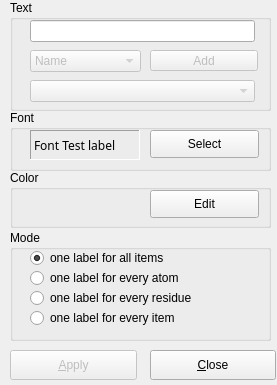
Old version of the form source/VIEW/DIALOGS/labelDialog.ui in the repository BALL-Project/ball.
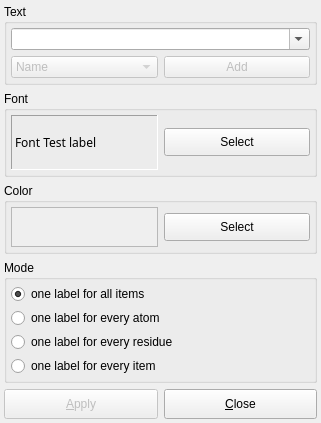
New version of the form.

```diff
--- a/source/VIEW/DIALOGS/labelDialog.ui
+++ b/source/VIEW/DIALOGS/labelDialog.ui
@@ -8,8 +8,8 @@
    <rect>
     <x>0</x>
     <y>0</y>
-    <width>277</width>
-    <height>385</height>
+    <width>321</width>
+    <height>423</height>
    </rect>
   </property>
   <property name="sizePolicy" >
@@ -38,121 +38,27 @@
   <property name="sizeGripEnabled" >
    <bool>false</bool>
   </property>
-  <widget class="QPushButton" name="apply_button_" >
-   <property name="enabled" >
-    <bool>false</bool>
+  <layout class="QGridLayout" >
+   <property name="margin" >
+    <number>4</number>
    </property>
-   <property name="geometry" >
-    <rect>
-     <x>10</x>
-     <y>350</y>
-     <width>127</width>
-     <height>30</height>
-    </rect>
+   <property name="spacing" >
+    <number>6</number>
    </property>
-   <property name="minimumSize" >
-    <size>
-     <width>0</width>
-     <height>30</height>
-    </size>
-   </property>
-   <property name="maximumSize" >
-    <size>
-     <width>32767</width>
-     <height>30</height>
-    </size>
-   </property>
-   <property name="toolTip" >
-    <string>Close window and create label</string>
-   </property>
-   <property name="text" >
-    <string>&amp;Apply</string>
-   </property>
-   <property name="shortcut" >
-    <string>Alt+A</string>
-   </property>
-   <property name="autoDefault" >
-    <bool>true</bool>
-   </property>
-   <property name="default" >
-    <bool>true</bool>
-   </property>
-  </widget>
-  <widget class="QGroupBox" name="GroupBox1_2" >
-   <property name="geometry" >
-    <rect>
-     <x>10</x>
-     <y>170</y>
-     <width>261</width>
-     <height>58</height>
-    </rect>
-   </property>
-   <property name="title" >
-    <string>Color</string>
-   </property>
-   <widget class="QPushButton" name="edit_button" >
-    <property name="geometry" >
-     <rect>
-      <x>140</x>
-      <y>20</y>
-      <width>109</width>
-      <height>28</height>
-     </rect>
-    </property>
-    <property name="minimumSize" >
-     <size>
-      <width>0</width>
-      <height>28</height>
-     </size>
-    </property>
-    <property name="toolTip" >
-     <string>Edit label color</string>
-    </property>
-    <property name="text" >
-     <string>Edit</string>
-    </property>
-   </widget>
-   <widget class="QLabel" name="color_sample_" >
-    <property name="geometry" >
-     <rect>
-      <x>20</x>
-      <y>20</y>
-      <width>110</width>
-      <height>28</height>
-     </rect>
-    </property>
-    <property name="minimumSize" >
-     <size>
-      <width>20</width>
-      <height>20</height>
-     </size>
-    </property>
-    <property name="text" >
-     <string/>
-    </property>
-   </widget>
-  </widget>
+   <item row="3" column="0" colspan="2" >
   <widget class="QGroupBox" name="mode_group" >
-   <property name="geometry" >
-    <rect>
-     <x>10</x>
-     <y>230</y>
-     <width>261</width>
-     <height>111</height>
-    </rect>
-   </property>
    <property name="title" >
     <string>Mode</string>
    </property>
+     <layout class="QGridLayout" >
+      <property name="margin" >
+       <number>4</number>
+      </property>
+      <property name="spacing" >
+       <number>4</number>
+      </property>
+      <item row="0" column="0" >
    <widget class="QRadioButton" name="all_items" >
-    <property name="geometry" >
-     <rect>
-      <x>20</x>
-      <y>20</y>
-      <width>225</width>
-      <height>16</height>
-     </rect>
-    </property>
     <property name="text" >
      <string>one label for all items</string>
     </property>
@@ -160,101 +66,95 @@
      <bool>true</bool>
     </property>
    </widget>
-   <widget class="QRadioButton" name="every_atom" >
-    <property name="geometry" >
-     <rect>
-      <x>20</x>
-      <y>40</y>
-      <width>225</width>
-      <height>16</height>
-     </rect>
-    </property>
-    <property name="text" >
-     <string>one label for every atom</string>
-    </property>
-   </widget>
-   <widget class="QRadioButton" name="every_item" >
-    <property name="geometry" >
-     <rect>
-      <x>20</x>
-      <y>80</y>
-      <width>225</width>
-      <height>16</height>
-     </rect>
-    </property>
-    <property name="text" >
-     <string>one label for every item</string>
-    </property>
-   </widget>
+      </item>
+      <item row="2" column="0" >
    <widget class="QRadioButton" name="every_residue" >
-    <property name="geometry" >
-     <rect>
-      <x>20</x>
-      <y>60</y>
-      <width>225</width>
-      <height>16</height>
-     </rect>
-    </property>
     <property name="text" >
      <string>one label for every residue</string>
     </property>
    </widget>
-  </widget>
-  <widget class="QPushButton" name="buttonCancel" >
-   <property name="geometry" >
-    <rect>
-     <x>150</x>
-     <y>350</y>
-     <width>126</width>
-     <height>30</height>
-    </rect>
-   </property>
+      </item>
+      <item row="3" column="0" >
+       <widget class="QRadioButton" name="every_item" >
+        <property name="text" >
+         <string>one label for every item</string>
+        </property>
+       </widget>
+      </item>
+      <item row="1" column="0" >
+       <widget class="QRadioButton" name="every_atom" >
+        <property name="text" >
+         <string>one label for every atom</string>
+        </property>
+       </widget>
+      </item>
+     </layout>
+    </widget>
+   </item>
+   <item row="2" column="0" colspan="2" >
+    <widget class="QGroupBox" name="GroupBox1_2" >
+     <property name="title" >
+      <string>Color</string>
+     </property>
+     <layout class="QGridLayout" >
+      <property name="margin" >
+       <number>4</number>
+      </property>
+      <property name="spacing" >
+       <number>6</number>
+      </property>
+      <item row="0" column="0" >
+       <widget class="QLabel" name="color_sample_" >
+        <property name="minimumSize" >
+         <size>
+          <width>20</width>
+          <height>40</height>
+         </size>
+        </property>
+        <property name="autoFillBackground" >
+         <bool>true</bool>
+        </property>
+        <property name="frameShape" >
+         <enum>QFrame::StyledPanel</enum>
+        </property>
+        <property name="text" >
+         <string/>
+        </property>
+       </widget>
+      </item>
+      <item row="0" column="1" >
+       <widget class="QPushButton" name="edit_button" >
    <property name="minimumSize" >
     <size>
      <width>0</width>
-     <height>30</height>
-    </size>
-   </property>
-   <property name="maximumSize" >
-    <size>
-     <width>32767</width>
-     <height>30</height>
+          <height>28</height>
     </size>
    </property>
    <property name="toolTip" >
     <string>Close window without creating label</string>
    </property>
    <property name="text" >
-    <string>&amp;Close</string>
-   </property>
-   <property name="shortcut" >
-    <string>Alt+C</string>
-   </property>
-   <property name="autoDefault" >
-    <bool>true</bool>
-   </property>
-  </widget>
+         <string>Select</string>
+        </property>
+       </widget>
+      </item>
+     </layout>
+    </widget>
+   </item>
+   <item row="1" column="0" colspan="2" >
   <widget class="QGroupBox" name="GroupBox1_2_2" >
-   <property name="geometry" >
-    <rect>
-     <x>10</x>
-     <y>110</y>
-     <width>261</width>
-     <height>61</height>
-    </rect>
-   </property>
    <property name="title" >
     <string>Font</string>
    </property>
+     <layout class="QGridLayout" >
+      <property name="margin" >
+       <number>4</number>
+      </property>
+      <property name="spacing" >
+       <number>6</number>
+      </property>
+      <item row="0" column="0" >
    <widget class="QLabel" name="font_label" >
-    <property name="geometry" >
-     <rect>
-      <x>20</x>
-      <y>20</y>
-      <width>110</width>
-      <height>30</height>
-     </rect>
-    </property>
     <property name="sizePolicy" >
      <sizepolicy>
       <hsizetype>3</hsizetype>
@@ -265,8 +165,8 @@
     </property>
     <property name="maximumSize" >
      <size>
-      <width>150</width>
-      <height>30</height>
+          <width>400</width>
+          <height>190</height>
      </size>
     </property>
     <property name="font" >
@@ -293,15 +193,9 @@
      <set>Qt::AlignVCenter</set>
     </property>
    </widget>
+      </item>
+      <item row="0" column="1" >
    <widget class="QPushButton" name="font_button" >
-    <property name="geometry" >
-     <rect>
-      <x>140</x>
-      <y>20</y>
-      <width>109</width>
-      <height>28</height>
-     </rect>
-    </property>
     <property name="sizePolicy" >
      <sizepolicy>
       <hsizetype>3</hsizetype>
@@ -320,27 +214,88 @@
      <string>Select</string>
     </property>
    </widget>
-  </widget>
+      </item>
+     </layout>
+    </widget>
+   </item>
+   <item row="4" column="0" >
+    <widget class="QPushButton" name="apply_button_" >
+     <property name="enabled" >
+      <bool>false</bool>
+     </property>
+     <property name="minimumSize" >
+      <size>
+       <width>0</width>
+       <height>30</height>
+      </size>
+     </property>
+     <property name="maximumSize" >
+      <size>
+       <width>32767</width>
+       <height>30</height>
+      </size>
+     </property>
+     <property name="toolTip" >
+      <string>Close window and create label</string>
+     </property>
+     <property name="text" >
+      <string>&amp;Apply</string>
+     </property>
+     <property name="shortcut" >
+      <string>Alt+A</string>
+     </property>
+     <property name="autoDefault" >
+      <bool>true</bool>
+     </property>
+     <property name="default" >
+      <bool>true</bool>
+     </property>
+    </widget>
+   </item>
+   <item row="4" column="1" >
+    <widget class="QPushButton" name="buttonCancel" >
+     <property name="minimumSize" >
+      <size>
+       <width>0</width>
+       <height>30</height>
+      </size>
+     </property>
+     <property name="maximumSize" >
+      <size>
+       <width>32767</width>
+       <height>30</height>
+      </size>
+     </property>
+     <property name="toolTip" >
+      <string>Close window without creating label</string>
+     </property>
+     <property name="text" >
+      <string>&amp;Close</string>
+     </property>
+     <property name="shortcut" >
+      <string>Alt+C</string>
+     </property>
+     <property name="autoDefault" >
+      <bool>true</bool>
+     </property>
+    </widget>
+   </item>
+   <item row="0" column="0" colspan="2" >
   <widget class="QGroupBox" name="GroupBox1" >
-   <property name="geometry" >
-    <rect>
-     <x>10</x>
-     <y>0</y>
-     <width>261</width>
-     <height>111</height>
-    </rect>
-   </property>
    <property name="title" >
     <string>Text</string>
    </property>
-   <widget class="QLineEdit" name="label_edit_" >
-    <property name="geometry" >
-     <rect>
-      <x>20</x>
-      <y>20</y>
-      <width>225</width>
-      <height>22</height>
-     </rect>
+     <layout class="QGridLayout" >
+      <property name="margin" >
+       <number>4</number>
+      </property>
+      <property name="spacing" >
+       <number>6</number>
+      </property>
+      <item row="0" column="0" colspan="2" >
+       <widget class="QComboBox" name="text_box" >
+        <property name="enabled" >
+         <bool>true</bool>
     </property>
     <property name="minimumSize" >
      <size>
@@ -349,40 +304,24 @@
      </size>
     </property>
     <property name="toolTip" >
-     <string>Enter label text. You can also add special tags: &lt;br>%N Name&lt;br>%I Residue ID&lt;br>%C charge&lt;br>%T type&lt;br>"One label for every item" has to be checked for this.</string>
-    </property>
-   </widget>
-   <widget class="QPushButton" name="add_tag_button" >
-    <property name="enabled" >
+         <string>Enter a text here</string>
+        </property>
+        <property name="editable" >
+         <bool>true</bool>
+        </property>
+        <property name="autoCompletion" >
+         <bool>true</bool>
+        </property>
+        <property name="duplicatesEnabled" >
      <bool>false</bool>
     </property>
-    <property name="geometry" >
-     <rect>
-      <x>140</x>
-      <y>50</y>
-      <width>108</width>
-      <height>21</height>
-     </rect>
-    </property>
-    <property name="toolTip" >
-     <string>Add the selected text tag</string>
-    </property>
-    <property name="text" >
-     <string>Add</string>
-    </property>
-   </widget>
+       </widget>
+      </item>
+      <item row="1" column="0" >
    <widget class="QComboBox" name="tag_box" >
     <property name="enabled" >
      <bool>false</bool>
     </property>
-    <property name="geometry" >
-     <rect>
-      <x>20</x>
-      <y>50</y>
-      <width>111</width>
-      <height>22</height>
-     </rect>
-    </property>
     <property name="minimumSize" >
      <size>
       <width>0</width>
@@ -423,35 +362,24 @@
      </property>
     </item>
    </widget>
-   <widget class="QComboBox" name="history_box" >
+      </item>
+      <item row="1" column="1" >
+       <widget class="QPushButton" name="add_tag_button" >
     <property name="enabled" >
      <bool>false</bool>
     </property>
-    <property name="geometry" >
-     <rect>
-      <x>20</x>
-      <y>80</y>
-      <width>225</width>
-      <height>22</height>
-     </rect>
-    </property>
-    <property name="minimumSize" >
-     <size>
-      <width>0</width>
-      <height>22</height>
-     </size>
-    </property>
     <property name="toolTip" >
-     <string>History</string>
-    </property>
-    <property name="autoCompletion" >
-     <bool>true</bool>
-    </property>
-    <property name="duplicatesEnabled" >
-     <bool>false</bool>
-    </property>
-   </widget>
-  </widget>
+         <string>Add the selected text tag</string>
+        </property>
+        <property name="text" >
+         <string>Add</string>
+        </property>
+       </widget>
+      </item>
+     </layout>
+    </widget>
+   </item>
+  </layout>
  </widget>
  <layoutdefault spacing="6" margin="7" />
  <pixmapfunction>qPixmapFromMimeSource</pixmapfunction>
```
Left out of the diff: 5 changed lines with no effect on the pictures. Lines whose indentation alone changed are shown as unchanged.
